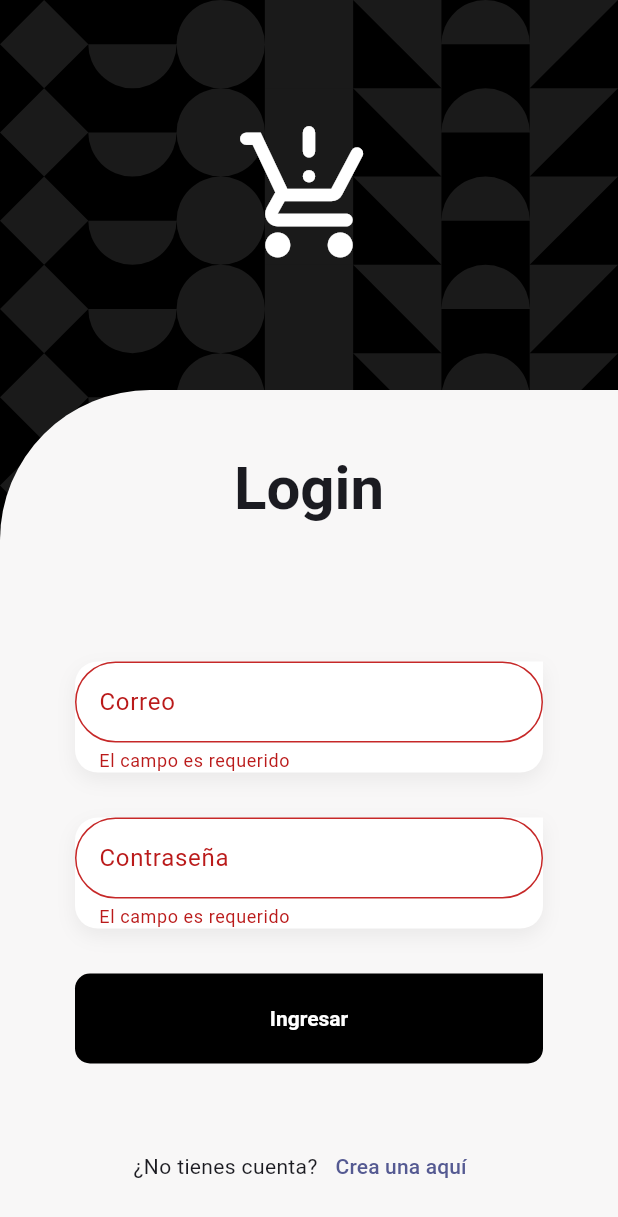
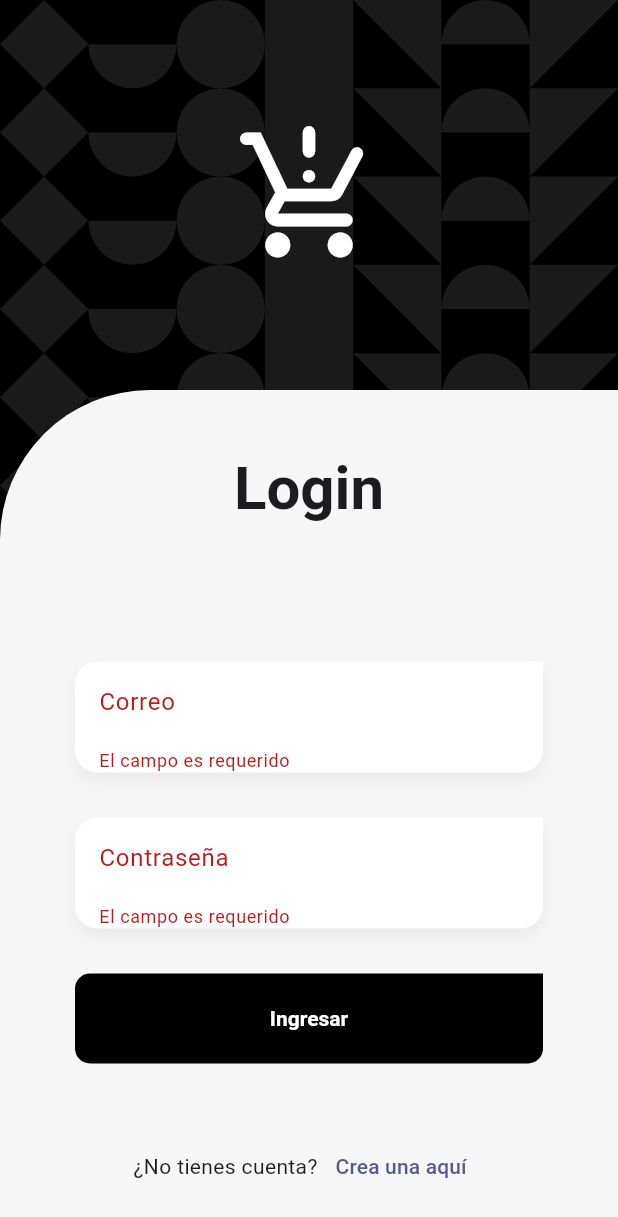
Before and after one commit to jllanas1986/Flutter_Teslo_shop, a Flutter app: the screen it shows after launch, after a tap on "Ingresar", on a phone screen of 412 x 824 dp. Shown: the top 1217 px of the screen. Run offline on Flutter 3.47's test engine with Material 2 defaults, Android fonts, the phone set to English and light mode, and no system bars; our stand-ins replace flutter_dotenv, flutter_riverpod, formz, go_router, google_fonts; project files that could hold a hidden picture were left out.

```diff
--- a/lib/config/config.dart
+++ b/lib/config/config.dart
@@ -1,3 +1,5 @@
 
 
 export 'theme/app_theme.dart';
+export 'constants/environment.dart';
+export 'router/app_router.dart';
--- /dev/null
+++ b/lib/config/constants/environment.dart
@@ -0,0 +1,10 @@
+import 'package:flutter_dotenv/flutter_dotenv.dart';
+
+class Environment {
+  static initEnvironment() async {
+    await dotenv.load(fileName: '.env');
+  }
+
+  static String apiUrl =
+      dotenv.env['API_URL'] ?? 'No esta configurado el API_URL';
+}
--- a/lib/features/shared/widgets/custom_text_form_field.dart
+++ b/lib/features/shared/widgets/custom_text_form_field.dart
@@ -57,8 +57,8 @@ class CustomTextFormField extends StatelessWidget {
           floatingLabelStyle: const TextStyle(color: Colors.black, fontWeight: FontWeight.bold, fontSize: 18),
           enabledBorder: border,
           focusedBorder: border,
-          errorBorder: border.copyWith( borderSide: BorderSide( color: Colors.red.shade800 )),
-          focusedErrorBorder: border.copyWith( borderSide: BorderSide( color: Colors.red.shade800 )),
+          errorBorder: border.copyWith( borderSide: const BorderSide( color: Colors.transparent )),
+          focusedErrorBorder: border.copyWith( borderSide: const BorderSide( color: Colors.transparent )),
           isDense: true,
           label: label != null ? Text(label!) : null,
           hintText: hint,
--- a/lib/features/shared/widgets/side_menu.dart
+++ b/lib/features/shared/widgets/side_menu.dart
@@ -1,5 +1,4 @@
 import 'package:flutter/material.dart';
-import 'package:go_router/go_router.dart';
 import 'package:teslo_shop/features/shared/shared.dart';
 
 class SideMenu extends StatefulWidget {
--- a/lib/main.dart
+++ b/lib/main.dart
@@ -1,9 +1,10 @@
 import 'package:flutter/material.dart';
 import 'package:flutter_riverpod/flutter_riverpod.dart';
 import 'package:teslo_shop/config/config.dart';
-import 'package:teslo_shop/config/router/app_router.dart';
 
-void main() {
+void main() async {
+  await Environment.initEnvironment();
+
   runApp(
     const ProviderScope(
       child: MainApp(),
--- a/pubspec.yaml
+++ b/pubspec.yaml
@@ -10,6 +10,7 @@ dependencies:
   dio: ^5.0.2
   flutter:
     sdk: flutter
+  flutter_dotenv: ^5.1.0
   flutter_riverpod: ^2.3.7
   formz: ^0.6.0
   go_router: ^6.2.0
@@ -24,6 +25,7 @@ flutter:
   uses-material-design: true
 
   assets:
+    - .env
     - assets/loaders/
     - assets/images/
     - google_fonts/montserrat_alternates/
```
Also changed, not shown: pubspec.lock, 2 other files.
